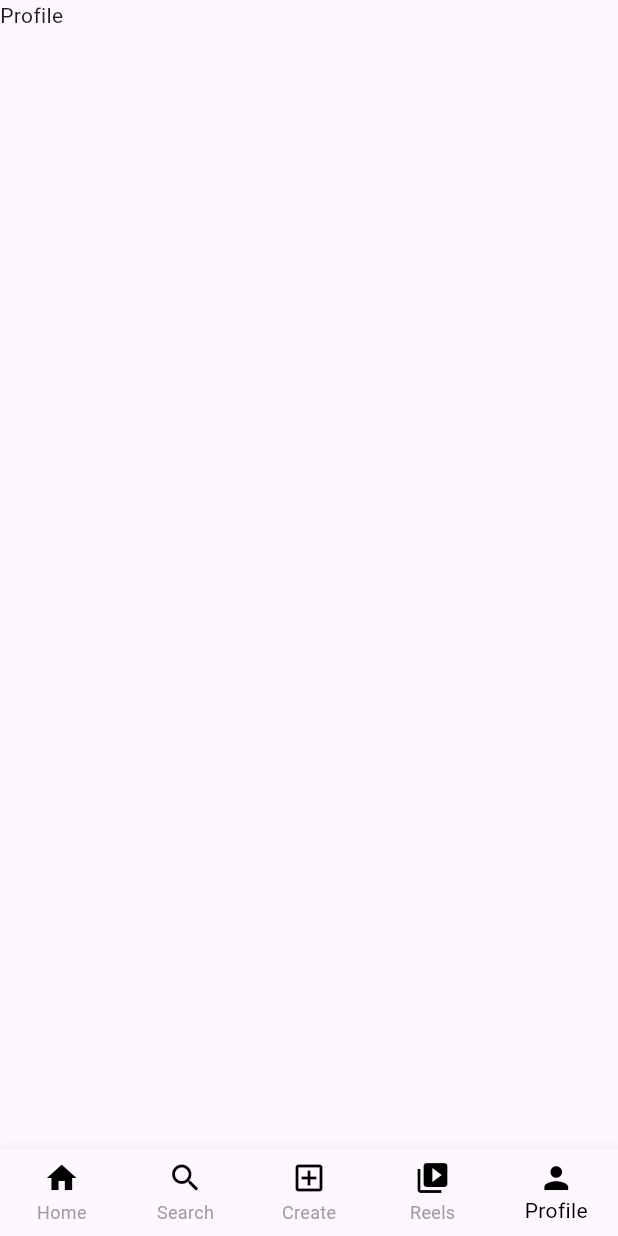
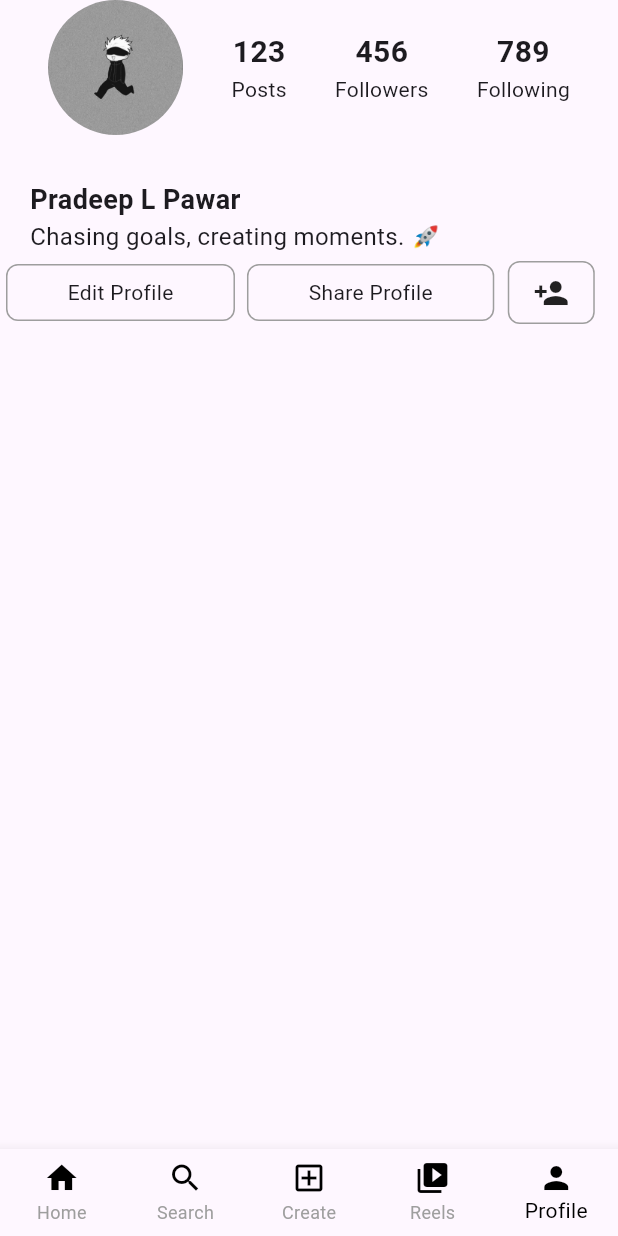
Before and after one commit to Pradeep1234566/Instagram_clone, a Flutter app: the screen it shows after launch, item 5 of the bottom bar chosen, on a phone screen of 412 x 824 dp. Run offline on Flutter 3.47's test engine with Material 3 defaults, Android fonts, the phone set to English and light mode, and no system bars.

Commit message:
Profile Page half

```diff
--- a/lib/pages/create_page.dart
+++ b/lib/pages/create_page.dart
@@ -156,12 +156,6 @@ class CreatePage extends StatelessWidget {
                     ),
                   ],
                 ),
-                SizedBox(height: 10),
-                Image.asset(
-                  'assests/images/new_image.jpg',
-                  width: 100,
-                  height: 100,
-                ),
               ],
             ),
           ),
--- a/lib/pages/profile_page.dart
+++ b/lib/pages/profile_page.dart
@@ -5,6 +5,118 @@ class ProfilePage extends StatelessWidget {
 
   @override
   Widget build(BuildContext context) {
-    return Scaffold(body: Text("Profile"));
+    return SafeArea(
+      child: Scaffold(
+        body: Column(
+          children: [
+            Row(
+              mainAxisAlignment: MainAxisAlignment.spaceEvenly,
+              children: [
+                Container(
+                  width: 90,
+                  height: 90,
+                  decoration: BoxDecoration(
+                    shape: BoxShape.circle,
+                    image: DecorationImage(
+                      image: AssetImage('assests/images/P5.jpg'),
+                      fit: BoxFit.cover,
+                    ),
+                  ),
+                ),
+                Column(
+                  children: [
+                    Text(
+                      '123',
+                      style:
+                          TextStyle(fontSize: 20, fontWeight: FontWeight.bold),
+                    ),
+                    Text('Posts')
+                  ],
+                ),
+                Column(
+                  children: [
+                    Text(
+                      '456',
+                      style:
+                          TextStyle(fontSize: 20, fontWeight: FontWeight.bold),
+                    ),
+                    Text('Followers')
+                  ],
+                ),
+                Column(
+                  children: [
+                    Text(
+                      '789',
+                      style:
+                          TextStyle(fontSize: 20, fontWeight: FontWeight.bold),
+                    ),
+                    Text('Following')
+                  ],
+                )
+              ],
+            ),
+            SizedBox(height: 30),
+            Padding(
+              // padding: const EdgeInsets.symmetric(horizontal: 16.0),
+              padding: EdgeInsets.only(left: 20),
+              child: Row(
+                crossAxisAlignment: CrossAxisAlignment.start,
+                children: [
+                  Expanded(
+                    child: Column(
+                      crossAxisAlignment: CrossAxisAlignment.start,
+                      children: [
+                        Text(
+                          'Pradeep L Pawar',
+                          style: TextStyle(
+                              fontSize: 18, fontWeight: FontWeight.bold),
+                        ),
+                        Text(
+                          'Chasing goals, creating moments. 🚀',
+                          style: TextStyle(fontSize: 16),
+                          textAlign: TextAlign.left,
+                        ),
+                      ],
+                    ),
+                  ),
+                ],
+              ),
+            ),
+            SizedBox(height: 5),
+            Row(
+              children: [
+                Container(
+                  margin: EdgeInsets.symmetric(horizontal: 4),
+                  padding: EdgeInsets.symmetric(vertical: 8, horizontal: 40),
+                  decoration: BoxDecoration(
+                    border: Border.all(color: Colors.grey),
+                    borderRadius: BorderRadius.circular(8),
+                  ),
+                  child: Text('Edit Profile'),
+                ),
+                Container(
+                  margin: EdgeInsets.symmetric(horizontal: 4),
+                  padding: EdgeInsets.symmetric(vertical: 8, horizontal: 40),
+                  decoration: BoxDecoration(
+                    border: Border.all(color: Colors.grey),
+                    borderRadius: BorderRadius.circular(8),
+                  ),
+                  child: Text('Share Profile'),
+                ),
+                Container(
+                  margin: EdgeInsets.symmetric(horizontal: 5),
+                  padding: EdgeInsets.symmetric(horizontal: 16, vertical: 8),
+                  decoration: BoxDecoration(
+                    border: Border.all(color: Colors.grey),
+                    borderRadius: BorderRadius.circular(8),
+                  ),
+                  child: Icon(Icons.person_add),
+                ),
+              ],
+            )
+          ],
+        ),
+      ),
+    );
   }
 }
```
